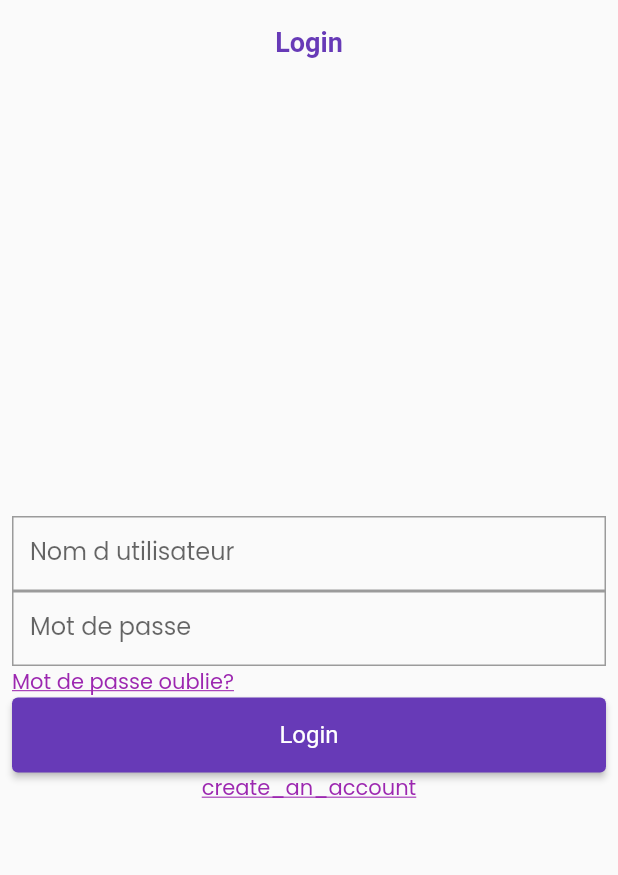
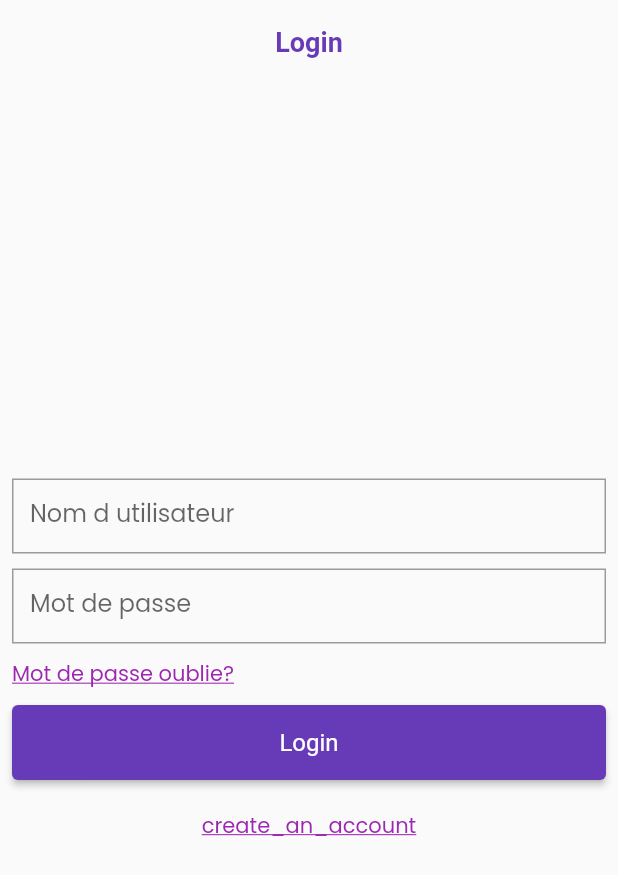
Before and after one commit to Ingrid614/movies_app, a Flutter app: the screen it shows after launch, on a phone screen of 412 x 824 dp. Shown: the top 875 px of the screen. Run offline on Flutter 3.47's test engine with Material 2 defaults, Android fonts, the phone set to English and light mode, and no system bars; our stand-ins replace adaptive_theme, easy_localization, flutter_bloc, google_fonts.

Commit message:
finished login screen

```diff
--- a/lib/ui/screens/login_screen.dart
+++ b/lib/ui/screens/login_screen.dart
@@ -1,5 +1,6 @@
 import 'package:easy_localization/easy_localization.dart';
 import 'package:flutter/material.dart';
+import 'package:ludokin_agent/ui/widgets/gap.dart';
 
 class LoginScreen extends StatelessWidget {
   const LoginScreen({Key? key}) : super(key: key);
@@ -24,12 +25,14 @@ class LoginScreen extends StatelessWidget {
                         labelText: 'Nom d utilisateur',
                       ),
                     ),
+                    const Gap(),
                     const TextField(
                       obscureText: true,
                       decoration: InputDecoration(
                         labelText: 'Mot de passe',
                       ),
                     ),
+                    const Gap(),
                     const Align(
                       alignment: Alignment.centerLeft,
                       child: Text(
@@ -39,6 +42,7 @@ class LoginScreen extends StatelessWidget {
                             decoration: TextDecoration.underline),
                       ),
                     ),
+                    const Gap(),
                     ElevatedButton(
                       onPressed: () {},
                       child: const Text(
@@ -46,6 +50,7 @@ class LoginScreen extends StatelessWidget {
                         style: TextStyle(color: Colors.white),
                       ).tr(),
                     ),
+                    const Gap(size: 20.0),
                     const Text(
                       'create_an_account',
                       style: TextStyle(
```
